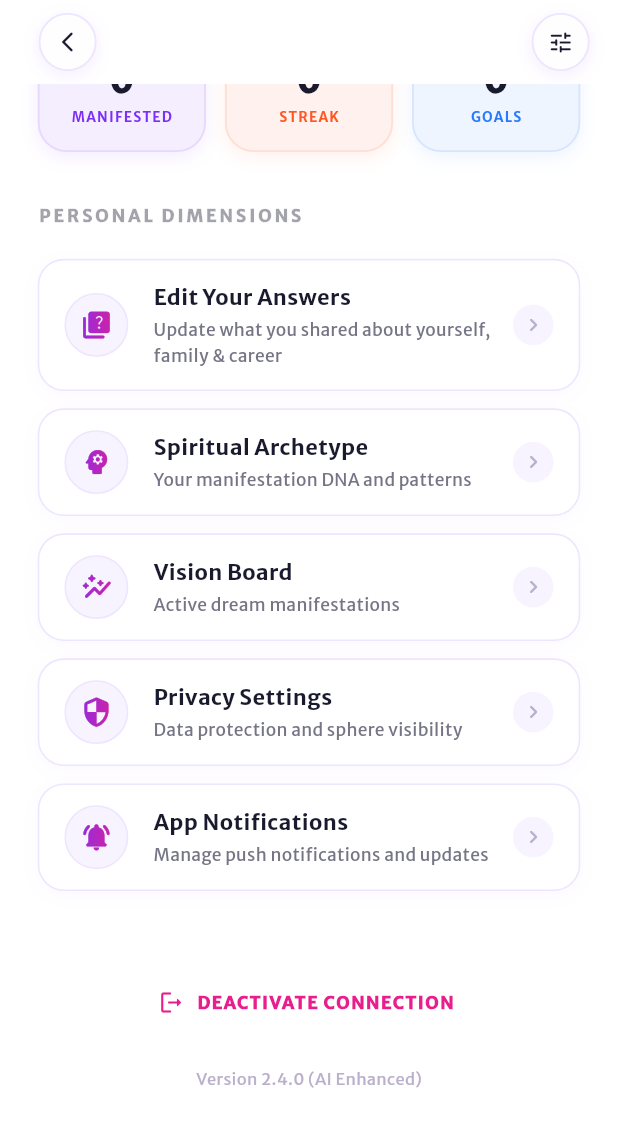
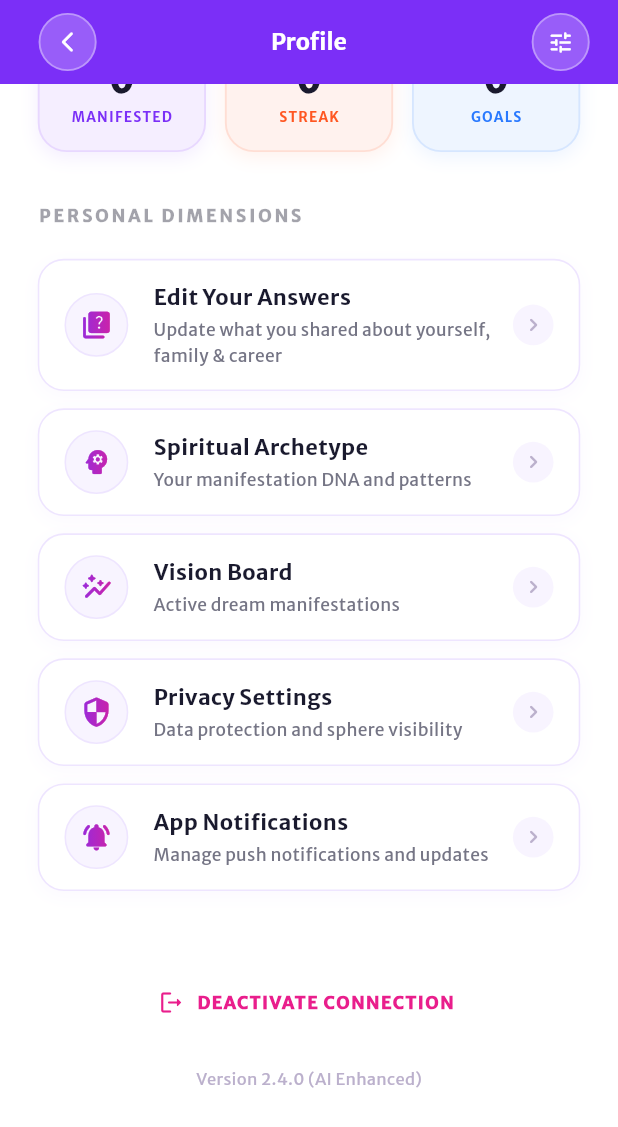
Before and after one commit to reenasightinfusion-08/manifest-app, a Flutter app: the ProfileScreen screen opened by its route, scrolled down 359 dp, on a phone screen of 412 x 824 dp. Shown: the top 1127 px of the screen. Run offline on Flutter 3.47's test engine with Material 3 defaults, Android fonts, the phone set to English and light mode, and no system bars; our stand-ins replace dio, firebase_core, firebase_messaging, flutter_local_notifications, flutter_screenutil, flutter_tts and 4 more; accounts and stored records are empty; network calls fail.

Commit message:
AppBar UI change

```diff
--- a/menifest_app/lib/app/screens/user_profile/profile_screen.dart
+++ b/menifest_app/lib/app/screens/user_profile/profile_screen.dart
@@ -15,6 +15,9 @@ class ProfileScreen extends StatefulWidget {
 }
 
 class _ProfileScreenState extends State<ProfileScreen> {
+  final ScrollController _scrollController = ScrollController();
+  bool _showAppBarTitle = false;
+
   @override
   void initState() {
     super.initState();
@@ -27,6 +30,21 @@ class _ProfileScreenState extends State<ProfileScreen> {
         }
       }
     });
+    _scrollController.addListener(_handleScrollForAppBarTitle);
+  }
+  void _handleScrollForAppBarTitle(){
+    final collapseDistance = 340.h - kToolbarHeight;
+    final shouldShow = _scrollController.offset >= collapseDistance;
+    if(shouldShow != _showAppBarTitle) {
+      setState(() => _showAppBarTitle = shouldShow
+      );
+    }
+  }
+
+  @override
+  void dispose() {
+    super.dispose();
+    _scrollController.dispose();
   }
 
   @override
@@ -46,15 +64,30 @@ class _ProfileScreenState extends State<ProfileScreen> {
         return Scaffold(
           backgroundColor: AppColors.white,
           body: CustomScrollView(
+            controller: _scrollController,
             physics: const BouncingScrollPhysics(),
             slivers: [
               SliverAppBar(
                 expandedHeight: 340.h,
-                backgroundColor: AppColors.white,
+                backgroundColor: AppColors.purple,
                 surfaceTintColor: Colors.transparent,
+                shadowColor: AppColors.transparent,
                 elevation: 0,
                 pinned: true,
                 stretch: true,
+                centerTitle: true,
+                title: AnimatedOpacity(
+                  opacity: _showAppBarTitle ? 1 : 0,
+                  duration: const Duration(milliseconds: 180),
+                  child: Text(
+                    'Profile',
+                    style: AppTextStyles.headingSmall.copyWith(
+                      color: AppColors.white,
+                      fontSize: 16.sp,
+                      fontWeight: FontWeight.w800,
+                    ),
+                  ),
+                ),
                 leadingWidth: 68.w,
                 leading: Padding(
                   padding: EdgeInsets.only(left: 18.w),
@@ -68,10 +101,10 @@ class _ProfileScreenState extends State<ProfileScreen> {
                           width: 40.r,
                           height: 40.r,
                           decoration: BoxDecoration(
-                            color: AppColors.white.withValues(alpha: 0.92),
+                            color: AppColors.white.withValues(alpha: _showAppBarTitle ? 0.22 : 0.92),
                             shape: BoxShape.circle,
                             border: Border.all(
-                              color: AppColors.borderLight,
+                              color: _showAppBarTitle ? AppColors.white.withValues(alpha: 0.35) : AppColors.borderLight,
                               width: 1.2.w,
                             ),
                             boxShadow: [
@@ -82,9 +115,9 @@ class _ProfileScreenState extends State<ProfileScreen> {
                               ),
                             ],
                           ),
-                          child: const Icon(
+                          child:  Icon(
                             Icons.arrow_back_ios_new_rounded,
-                            color: AppColors.textDark,
+                            color: _showAppBarTitle ? AppColors.white : AppColors.textDark,
                             size: 16,
                           ),
                         ),
@@ -108,10 +141,10 @@ class _ProfileScreenState extends State<ProfileScreen> {
                             width: 40.r,
                             height: 40.r,
                             decoration: BoxDecoration(
-                              color: AppColors.white.withValues(alpha: 0.92),
+                              color: AppColors.white.withValues(alpha: _showAppBarTitle ? 0.22 : 0.92),
                               shape: BoxShape.circle,
                               border: Border.all(
-                                color: AppColors.borderLight,
+                                color: _showAppBarTitle ? AppColors.white.withValues(alpha: 0.35) : AppColors.borderLight,
                                 width: 1.2.w,
                               ),
                               boxShadow: [
@@ -124,9 +157,9 @@ class _ProfileScreenState extends State<ProfileScreen> {
                                 ),
                               ],
                             ),
-                            child: const Icon(
+                            child:  Icon(
                               Icons.tune_rounded,
-                              color: AppColors.textDark,
+                              color: _showAppBarTitle ? AppColors.white : AppColors.textDark,
                               size: 18,
                             ),
                           ),
```
Also changed, not shown: menifest_app/lib/app/screens/on_boarding_screen/security_screen.dart (+5 -2 lines), menifest_app/lib/app/screens/user_profile/privacy_settings_screen.dart (+39 -1 lines).
